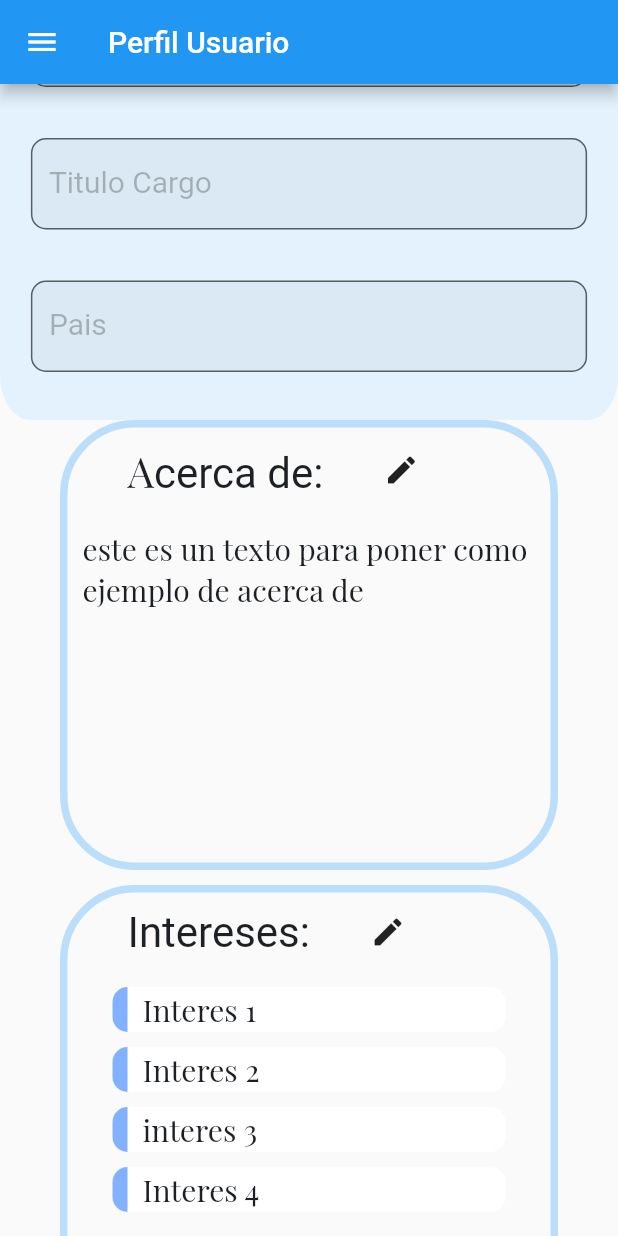
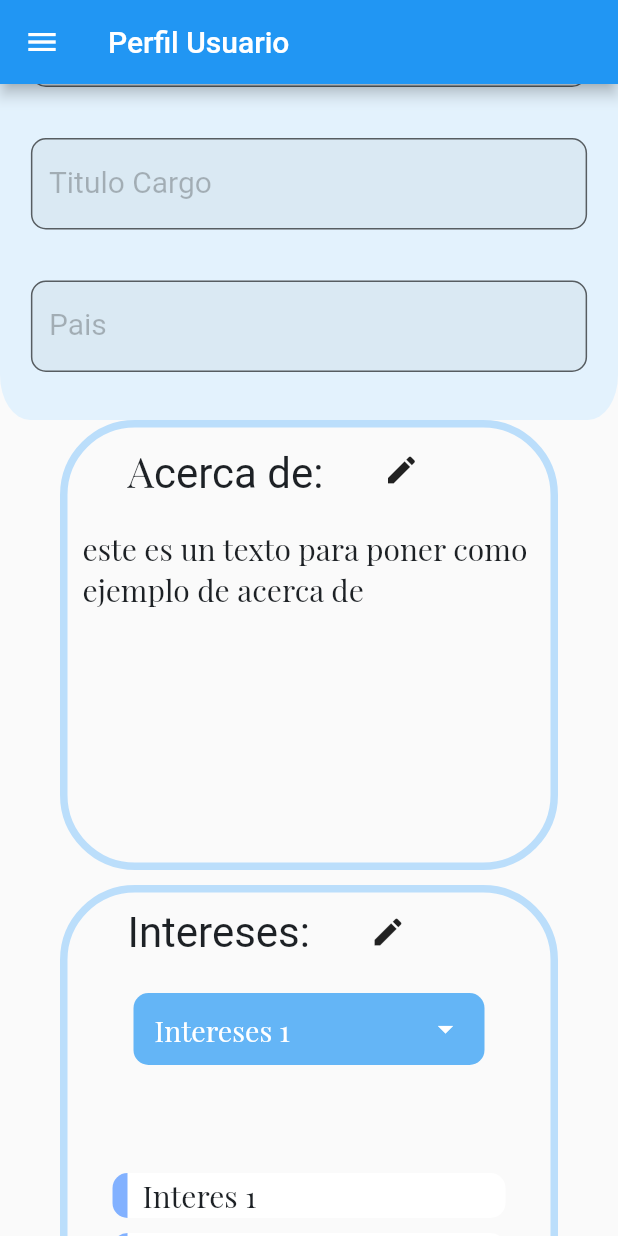
Before and after one commit to NMaximiliano/RLinkers, a Flutter app: the ProfilePage screen opened directly, scrolled down 576 dp, on a phone screen of 412 x 824 dp. Run offline on Flutter 3.47's test engine with Material 2 defaults, Android fonts, the light colour scheme and no system bars; our stand-ins replace google_fonts; network calls fail; Roboto replaces fonts that are missing (Acme).

Commit message:
primer version de dropdowlist

```diff
--- a/lib/pages/home_page.dart
+++ b/lib/pages/home_page.dart
@@ -134,6 +134,7 @@ class HomePage extends StatelessWidget {
             //color: Colors.blue.shade200,
             height: 1000,
             width: MediaQuery.of(context).size.width,
+            child: SingleChildScrollView(
               child: Column(
                 children: [
                   Row(
@@ -172,6 +173,7 @@ class HomePage extends StatelessWidget {
                 ],
               ),
             ),
+          ),
         )
       ],
     );
--- a/lib/pages/profile_page.dart
+++ b/lib/pages/profile_page.dart
@@ -5,80 +5,36 @@ import '../Models/proyectos.dart';
 import '../business_logic/responsive_helper.dart';
 import '../widgets/customForms/my_textfield.dart';
 import '../widgets/navigationdrawerwidget.dart';
+import '../widgets/customForms/my_drop_down.dart';
 
+@override
+class ProfilePage extends StatefulWidget {
+  ProfilePage({Key? key}) : super(key: key);
+
+  @override
+  State<ProfilePage> createState() => ProfilePageState();
+}
+
+class ProfilePageState extends State<ProfilePage> {
   final List<Proyectos> proyectosList = <Proyectos>[
     Proyectos(titulo: 'Proyecto 1', link: 'link1', fecha: DateTime.now()),
     Proyectos(titulo: 'Proyecto 2', link: 'link2', fecha: DateTime.now()),
     Proyectos(titulo: 'Proyecto 3', link: 'link3', fecha: DateTime.now())
   ];
+  final List<String> intereses = ['Intereses 1', 'Intereses 2', 'Intereses 3', 'Intereses 4'];
+  final List<String> capacidadesInvestigacion = ['Capacidad 1', 'Capacidad 2', 'Capacidad 3', 'Capacidad 4'];
+  late String _chosenInteres;
+  late String _chosenCapacidad;
 
-class ProfilePage extends StatelessWidget {
-  addTextoPubli(String texto, double fontSize){
-    return (Text(texto,                                             textAlign: TextAlign.center,
-      style: TextStyle(
-          color: const Color(0xFF1d2125),
-          fontSize: fontSize,
-          fontFamily: GoogleFonts.getFont(
-              "Playfair Display")
-              .fontFamily),
-    ));
-  }
-  addEncabezadoPubli(String texto, double fontSize) {
-    return (Row(children: [
-      SizedBox(
-        width: 30,
-      ),
-      Text(
-        texto,
-        //textAlign: TextAlign.right,
-        style: TextStyle(
-            color: const Color(0xFF1d2125),
-            fontSize: fontSize,
-            fontFamily: GoogleFonts.getFont(
-                "Acme")
-                .fontFamily),
-      ),
-      SizedBox(
-        width: 40,
-      ),
-      Icon(Icons.edit),
-    ]));
+  @override
+  void initState() {
+    //Incializo los valores seleccionados
+
+    _chosenInteres = intereses[0];
+    _chosenCapacidad = capacidadesInvestigacion[0];
+    super.initState();
   }
 
-  addTextTip(String texto, double fontSize) {
-    return Container(
-      decoration: BoxDecoration(
-        borderRadius: BorderRadius.circular(10.0),
-        color: Colors.white,
-      ),
-      height: 30,
-      child: Row(
-        mainAxisSize: MainAxisSize.min,
-        children: <Widget>[
-          Container(
-            width: 10.0,
-            decoration: BoxDecoration(
-              borderRadius: BorderRadius.only(
-                  topLeft: Radius.circular(10.0),
-                  bottomLeft: Radius.circular(10.0)),
-              color: Colors.blueAccent.shade100,
-            ),
-          ),
-          SizedBox(width: 10,),
-          Text(texto,
-              textScaleFactor: 2,
-              style:  TextStyle(
-                  color: const Color(0xFF1d2125),
-                  fontSize: fontSize,
-                  fontFamily: GoogleFonts.getFont(
-                      "Playfair Display")
-                      .fontFamily),),
-        ],
-      ),
-    );
-  }
-
-  @override
   Widget build(BuildContext context) {
     // TODO: implement build
     return Scaffold(
@@ -179,8 +135,7 @@ class ProfilePage extends StatelessWidget {
                       style: TextStyle(
                           color: const Color(0xFF1d2125),
                           fontSize: 20,
-                          fontFamily: GoogleFonts.getFont(
-                              "Playfair Display")
+                          fontFamily: GoogleFonts.getFont("Playfair Display")
                               .fontFamily),
                     )
                   ],
@@ -201,6 +156,20 @@ class ProfilePage extends StatelessWidget {
                 child: Column(
                   children: [
                     addEncabezadoPubli("Intereses:", 28),
+                    SizedBox(
+                      height: 20,
+                    ),
+                    myDropDown(
+                        dropItems: intereses,
+                        chosenValue: _chosenInteres,
+                        choosingValue: (value) {
+                            setState(() {
+                          _chosenInteres = value;
+                           });
+                        }),
+                    SizedBox(
+                      height: 10,
+                    ),
                     Expanded(
                       child: ListView(
                         shrinkWrap: true,
@@ -224,7 +193,7 @@ class ProfilePage extends StatelessWidget {
                     )
                   ],
                 ),
-                height: 300,
+                height: 450,
                 //color: Colors.deepOrangeAccent,
               ),
               SizedBox(
@@ -249,8 +218,7 @@ class ProfilePage extends StatelessWidget {
                       style: TextStyle(
                           color: const Color(0xFF1d2125),
                           fontSize: 20,
-                          fontFamily: GoogleFonts.getFont(
-                              "Playfair Display")
+                          fontFamily: GoogleFonts.getFont("Playfair Display")
                               .fontFamily),
                     )
                   ],
@@ -278,14 +246,15 @@ class ProfilePage extends StatelessWidget {
                       height: 30,
                     ),
                     for (Proyectos proyecto in proyectosList)
-
                       Container(
                         padding: const EdgeInsets.only(top: 10.0, left: 250),
                         child: Row(
-
                           children: [
                             Container(
-                              padding: EdgeInsets.symmetric(vertical: 15, horizontal: 30,),
+                                padding: EdgeInsets.symmetric(
+                                  vertical: 15,
+                                  horizontal: 30,
+                                ),
                                 decoration: BoxDecoration(
                                   borderRadius: BorderRadius.circular(10),
                                   color: Colors.lightBlue.shade50,
@@ -295,13 +264,13 @@ class ProfilePage extends StatelessWidget {
                                         spreadRadius: 2),
                                   ],
                                 ),
-                              child: addTextoPubli(proyecto.titulo, 16)
-                            ),
+                                child: addTextoPubli(proyecto.titulo, 16)),
                             SizedBox(
                               width: 20,
                             ),
                             Container(
-                              padding: EdgeInsets.symmetric(vertical: 15, horizontal: 30),
+                                padding: EdgeInsets.symmetric(
+                                    vertical: 15, horizontal: 30),
                                 decoration: BoxDecoration(
                                   borderRadius: BorderRadius.circular(10),
                                   color: Colors.lightBlue.shade50,
@@ -311,17 +280,18 @@ class ProfilePage extends StatelessWidget {
                                         spreadRadius: 2),
                                   ],
                                 ),
-                              child: addTextoPubli(DateFormat('dd-MM-yyyy').format(proyecto.fecha), 16)
-
-                            ),
-
+                                child: addTextoPubli(
+                                    DateFormat('dd-MM-yyyy')
+                                        .format(proyecto.fecha),
+                                    16)),
                             SizedBox(
                               width: 10,
                             ),
                             Padding(
                               padding: EdgeInsets.symmetric(horizontal: 30),
                               child: Container(
-                                padding: EdgeInsets.symmetric(vertical: 10, horizontal: 20),
+                                padding: EdgeInsets.symmetric(
+                                    vertical: 10, horizontal: 20),
                                 decoration: BoxDecoration(
                                   borderRadius: BorderRadius.circular(10),
                                   color: Colors.white38,
@@ -331,12 +301,12 @@ class ProfilePage extends StatelessWidget {
                                         spreadRadius: 2),
                                   ],
                                 ),
-                                child: Icon(Icons.zoom_in, color: Colors.blueAccent.shade100,),
+                                child: Icon(
+                                  Icons.zoom_in,
+                                  color: Colors.blueAccent.shade100,
                                 ),
                               ),
-
-
-
+                            ),
                           ],
                         ),
                       )
@@ -357,6 +327,20 @@ class ProfilePage extends StatelessWidget {
                 ),
                 child: Column(children: [
                   addEncabezadoPubli("Capacidades de Investigacion", 28),
+                  SizedBox(
+                    height: 20,
+                  ),
+                  myDropDown(
+                      dropItems: capacidadesInvestigacion,
+                      chosenValue: _chosenCapacidad,
+                      choosingValue: (value) {
+                        setState(() {
+                        _chosenCapacidad = value;
+                         });
+                      }),
+                  SizedBox(
+                    height: 10,
+                  ),
                   Expanded(
                     child: ListView(
                       shrinkWrap: true,
@@ -379,7 +363,7 @@ class ProfilePage extends StatelessWidget {
                     ),
                   ),
                 ]),
-                height: 300,
+                height: 400,
                 //color: Colors.deepOrangeAccent,
               ),
               SizedBox(
@@ -432,17 +416,82 @@ class ProfilePage extends StatelessWidget {
                 child: Text(
                   "Puntaje",
                   textAlign: TextAlign.center,
-                  style: TextStyle(fontSize: 20,
-                      fontFamily: GoogleFonts.getFont(
-                          "Playfair Display")
-                          .fontFamily
+                  style: TextStyle(
+                      fontSize: 20,
+                      fontFamily:
+                          GoogleFonts.getFont("Playfair Display").fontFamily),
                 ),
-                ),
-                height: 80,
+                height: 100,
                 //color: Colors.deepOrangeAccent,
               ),
             ],
           ),
         ));
   }
+
+  addTextoPubli(String texto, double fontSize) {
+    return (Text(
+      texto,
+      textAlign: TextAlign.center,
+      style: TextStyle(
+          color: const Color(0xFF1d2125),
+          fontSize: fontSize,
+          fontFamily: GoogleFonts.getFont("Playfair Display").fontFamily),
+    ));
   }
+
+  addEncabezadoPubli(String texto, double fontSize) {
+    return (Row(children: [
+      SizedBox(
+        width: 30,
+      ),
+      Text(
+        texto,
+        //textAlign: TextAlign.right,
+        style: TextStyle(
+            color: const Color(0xFF1d2125),
+            fontSize: fontSize,
+            fontFamily: GoogleFonts.getFont("Acme").fontFamily),
+      ),
+      SizedBox(
+        width: 40,
+      ),
+      Icon(Icons.edit),
+    ]));
+  }
+
+  addTextTip(String texto, double fontSize) {
+    return Container(
+      decoration: BoxDecoration(
+        borderRadius: BorderRadius.circular(10.0),
+        color: Colors.white,
+      ),
+      height: 30,
+      child: Row(
+        mainAxisSize: MainAxisSize.min,
+        children: <Widget>[
+          Container(
+            width: 10.0,
+            decoration: BoxDecoration(
+              borderRadius: BorderRadius.only(
+                  topLeft: Radius.circular(10.0),
+                  bottomLeft: Radius.circular(10.0)),
+              color: Colors.blueAccent.shade100,
+            ),
+          ),
+          SizedBox(
+            width: 10,
+          ),
+          Text(
+            texto,
+            textScaleFactor: 2,
+            style: TextStyle(
+                color: const Color(0xFF1d2125),
+                fontSize: fontSize,
+                fontFamily: GoogleFonts.getFont("Playfair Display").fontFamily),
+          ),
+        ],
+      ),
+    );
+  }
+}
--- /dev/null
+++ b/lib/widgets/customForms/my_drop_down.dart
@@ -0,0 +1,71 @@
+import 'package:flutter/material.dart';
+import 'package:google_fonts/google_fonts.dart';
+
+class myDropDown extends StatefulWidget {
+  myDropDown(
+      {required this.dropItems,
+        required this.chosenValue,
+        required this.choosingValue,
+        Key? key})
+      : super(key: key);
+
+  List<String> dropItems;
+  String chosenValue;
+  Function choosingValue;
+
+  @override
+  State<myDropDown> createState() => myDropDownState();
+}
+class myDropDownState extends State<myDropDown> {
+  @override
+  Widget build(BuildContext context) {
+    return Container(
+      padding: EdgeInsets.only(left: 34, right: 34, top: 4, bottom: 42),
+      child: DecoratedBox(
+        decoration: BoxDecoration(
+          borderRadius: BorderRadius.circular(10.0),
+          color: Colors.blue.shade300,
+        ),
+        child: Padding(
+          padding: EdgeInsets.only(left: 14, right: 14),
+          child: DropdownButtonHideUnderline(
+            child: DropdownButton<String>(
+              isExpanded: true,
+              dropdownColor: Colors.blue.shade200,
+              value: widget.chosenValue,
+              style: TextStyle(color: Colors.white),
+              iconEnabledColor: Colors.white,
+              //Lo siguiente pasea por todos los dropItems
+              //y crea un DropdownMenuItem por cada uno
+              //A lo ultimo el .toList() Asegunra que se crea una List<DropdownMenuItem>,
+              //otra forma de llenarlo es items:[DropwdownMenuItem(...),DropwdownMenuItem(...),DropwdownMenuItem(...),]
+              //Pero si tenemos q pasear cada dropItem para armar ese list, asi me resulta mas corto pq ahorro un for
+              items: widget.dropItems
+                  .map((String item) => DropdownMenuItem<String>(
+                child: Text(
+                  item,
+                  style: TextStyle(
+                      color:  Colors.white,
+                      fontSize: 19,
+                      fontFamily: GoogleFonts.getFont("Playfair Display").fontFamily),
+                ),
+                value: item,
+              ))
+                  .toList(),
+              hint: Text(
+                "Please choose one",
+                style: TextStyle(
+                    color: Colors.white,
+                    fontSize: 14,
+                    fontWeight: FontWeight.w500),
+              ),
+              onChanged: (String? value) {
+                widget.choosingValue(value!);
+              },
+            ),
+          ),
+        ),
+      ),
+    );
+  }
+}
```
Also changed, not shown: lib/widgets/customForms/dropdown_state.dart (added), 1 other file. Lines whose indentation alone changed are shown as unchanged.
